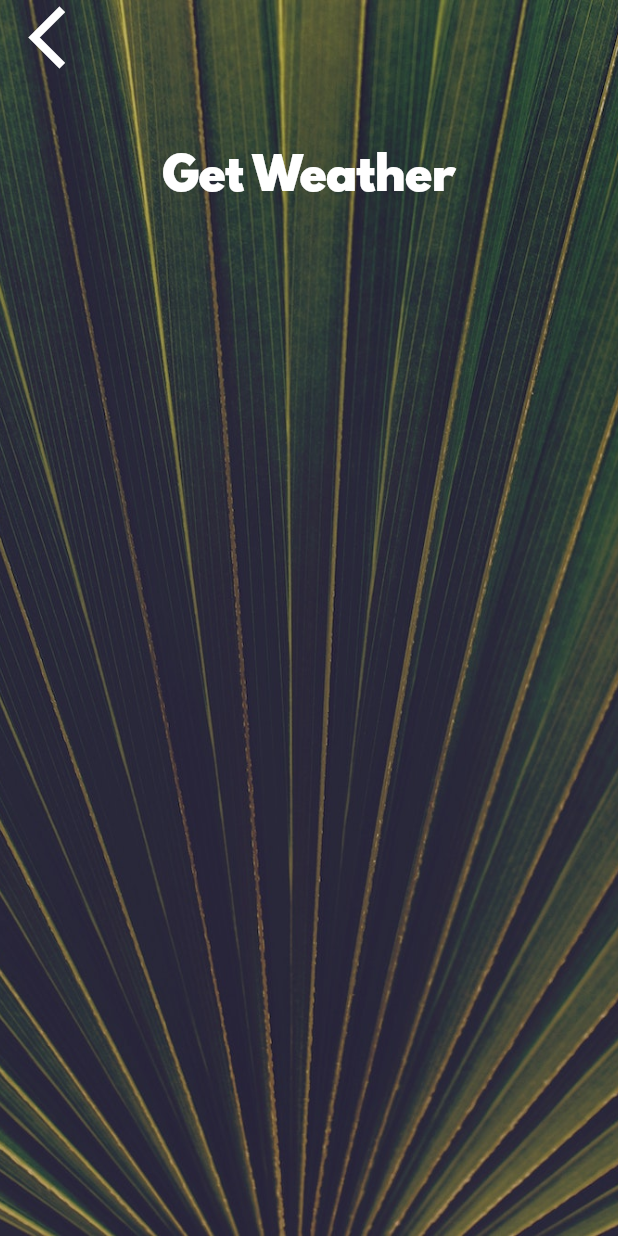
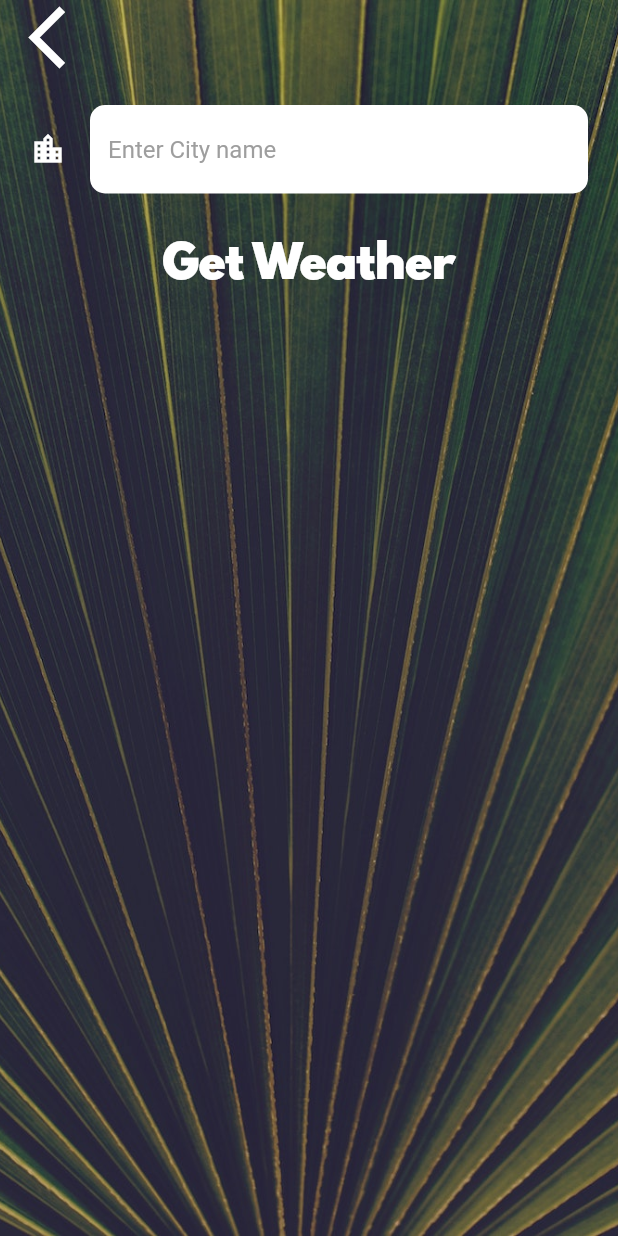
Before and after one commit to rheehot/flutter_exercise, a Flutter app: the CityScreen screen opened directly, on a phone screen of 412 x 824 dp. Run offline on Flutter 3.47's test engine with Material 2 defaults, Android fonts, the light colour scheme and no system bars; our stand-ins replace audioplayers, flutter_spinkit, font_awesome_flutter, geolocator, rflutter_alert; network calls fail.

Commit message:
pjt completion

```diff
--- a/Clima-Flutter/lib/screens/city_screen.dart
+++ b/Clima-Flutter/lib/screens/city_screen.dart
@@ -7,6 +7,9 @@ class CityScreen extends StatefulWidget {
 }
 
 class _CityScreenState extends State<CityScreen> {
+
+  String? cityName;
+
   @override
   Widget build(BuildContext context) {
     return Scaffold(
@@ -24,7 +27,9 @@ class _CityScreenState extends State<CityScreen> {
               Align(
                 alignment: Alignment.topLeft,
                 child: FlatButton(
-                  onPressed: () {},
+                  onPressed: () {
+                    Navigator.pop(context);
+                  },
                   child: Icon(
                     Icons.arrow_back_ios,
                     size: 50.0,
@@ -33,11 +38,19 @@ class _CityScreenState extends State<CityScreen> {
               ),
               Container(
                 padding: EdgeInsets.all(20.0),
-                child: null,
+                child: TextField(
+                  onChanged: (value) {
+                    cityName = value;
+                  },
+                  style: TextStyle(
+                    color: Colors.black,
+                  ),
+                  decoration: kTextFieldInputDecoration,
+                ),
               ),
               FlatButton(
                 onPressed: () {
-
+                  Navigator.pop(context, cityName);
                 },
                 child: Text(
                   'Get Weather',
--- a/Clima-Flutter/lib/utilities/constants.dart
+++ b/Clima-Flutter/lib/utilities/constants.dart
@@ -18,3 +18,22 @@ const kButtonTextStyle = TextStyle(
 const kConditionTextStyle = TextStyle(
   fontSize: 100.0,
 );
+
+const kTextFieldInputDecoration = InputDecoration(
+  filled: true,
+  fillColor: Colors.white,
+  border: OutlineInputBorder(
+    borderRadius: BorderRadius.all(
+      Radius.circular(10.0),
+    ),
+    borderSide: BorderSide.none,
+  ),
+  icon: Icon(
+    Icons.location_city,
+    color: Colors.white,
+  ),
+  hintText: 'Enter City name',
+  hintStyle: TextStyle(
+    color: Colors.grey,
+  ),
+);
--- a/Clima-Flutter/pubspec.yaml
+++ b/Clima-Flutter/pubspec.yaml
@@ -13,6 +13,7 @@ dependencies:
   cupertino_icons: ^0.1.2
   geolocator: ^7.0.1
   http: ^0.13.0
+  flutter_spinkit: ^5.0.0
 
 
 dev_dependencies:
```
Also changed, not shown: Clima-Flutter/lib/screens/loading_screen.dart (+14 -28 lines), Clima-Flutter/lib/screens/location_screen.dart (+58 -5 lines), Clima-Flutter/lib/services/location.dart (+4 -4 lines), Clima-Flutter/lib/services/networking.dart (+22 -2 lines), Clima-Flutter/lib/services/weather.dart (+43 -0 lines), Clima-Flutter/pubspec.lock, 1 other file.
